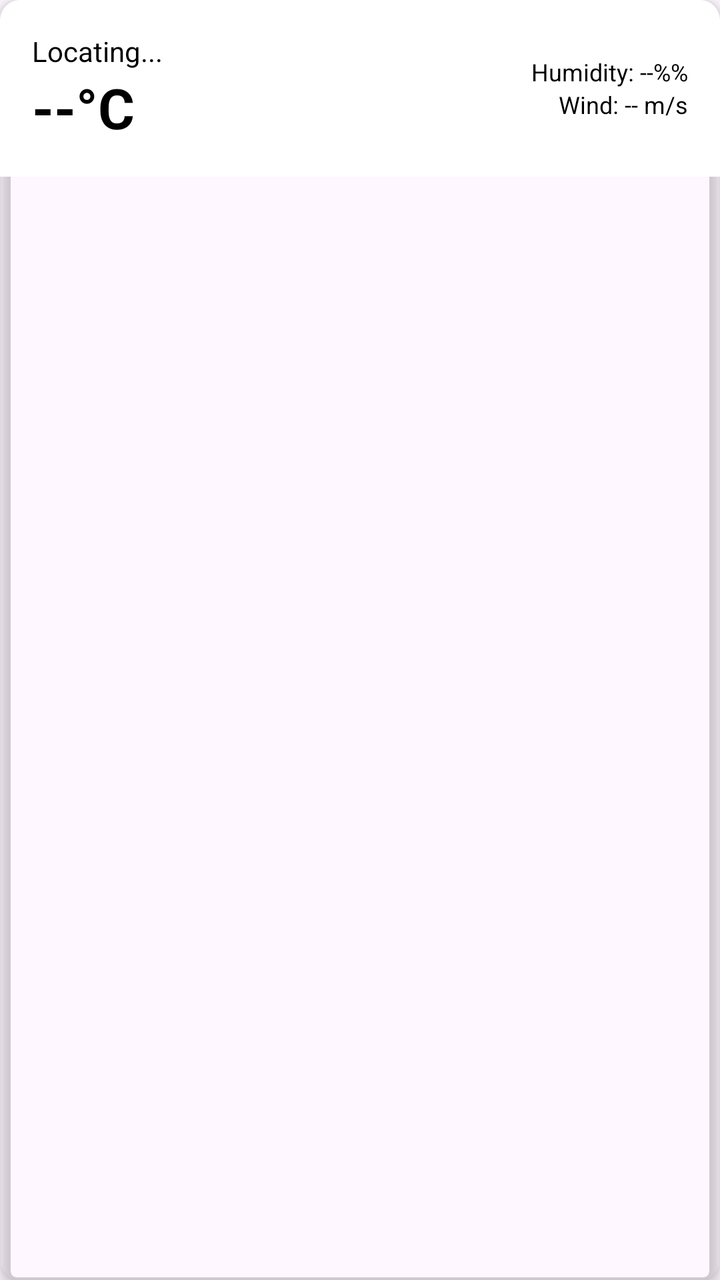
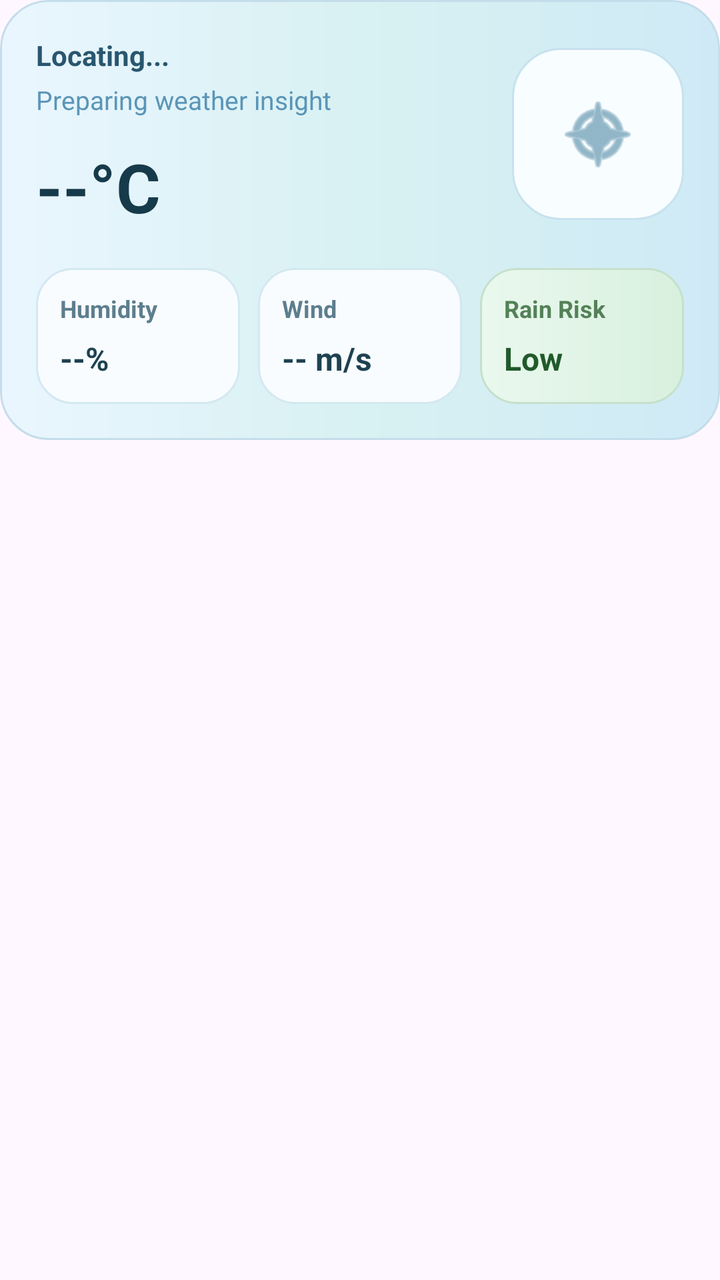

An Android layout rendered at two revisions. The XML below is the earlier revision; the diff shows what the commit changed to produce the second picture.
<!-- AndroidManifest.xml: application theme Theme.FFHR -->
<!-- res/layout/fragment_weather.xml -->
<?xml version="1.0" encoding="utf-8"?>
<androidx.cardview.widget.CardView
    xmlns:android="http://schemas.android.com/apk/res/android"
    xmlns:app="http://schemas.android.com/apk/res-auto"
    android:layout_width="match_parent"
    android:layout_height="wrap_content"
    android:layout_margin="10dp"
    app:cardCornerRadius="10dp"
    app:cardElevation="4dp"
    app:cardBackgroundColor="@android:color/transparent">

    <LinearLayout
        android:layout_width="match_parent"
        android:layout_height="wrap_content"
        android:background="#FFFF"
        android:orientation="horizontal"
        android:padding="16dp"
        android:gravity="center_vertical"
        android:baselineAligned="false">

        <LinearLayout
            android:layout_width="0dp"
            android:layout_height="wrap_content"
            android:layout_weight="1"
            android:orientation="vertical">

            <TextView
                android:id="@+id/tvLocation"
                android:layout_width="wrap_content"
                android:layout_height="wrap_content"
                android:text="@string/weather_locating"
                android:textSize="14sp"
                android:textColor="#000000"/> <TextView
            android:id="@+id/tvTemp"
            android:layout_width="wrap_content"
            android:layout_height="wrap_content"
            android:text="@string/weather_default_temp"
            android:textSize="28sp"
            android:textStyle="bold"
            android:textColor="#000000"/> </LinearLayout>

        <LinearLayout
            android:layout_width="wrap_content"
            android:layout_height="wrap_content"
            android:orientation="vertical"
            android:gravity="end">

            <TextView
                android:id="@+id/tvHumidity"
                android:layout_width="wrap_content"
                android:layout_height="wrap_content"
                android:text="@string/weather_humidity_label"
                android:textColor="#000000"
                android:textSize="12sp"/> <TextView
            android:id="@+id/tvWind"
            android:layout_width="wrap_content"
            android:layout_height="wrap_content"
            android:text="@string/weather_wind_label"
            android:textColor="#000000"
            android:textSize="12sp"/> </LinearLayout>
    </LinearLayout>
</androidx.cardview.widget.CardView>
<!-- resources referenced by this layout -->
<resources>
  <string name="weather_default_temp">--°C</string>
  <string name="weather_humidity_label">Humidity: --%%</string>
  <string name="weather_locating">Locating...</string>
  <string name="weather_wind_label">Wind: -- m/s</string>
  <style name="Theme.FFHR" parent="Base.Theme.FFHR" />
  <style name="Base.Theme.FFHR" parent="Theme.Material3.DayNight.NoActionBar">
          
          
      </style>
</resources>

<!-- the commit's change to res/layout/fragment_weather.xml (unified diff, before → after) -->
@@ -1,62 +1,171 @@
 <?xml version="1.0" encoding="utf-8"?>
-<androidx.cardview.widget.CardView
-    xmlns:android="http://schemas.android.com/apk/res/android"
+<androidx.cardview.widget.CardView xmlns:android="http://schemas.android.com/apk/res/android"
     xmlns:app="http://schemas.android.com/apk/res-auto"
     android:layout_width="match_parent"
     android:layout_height="wrap_content"
-    android:layout_margin="10dp"
-    app:cardCornerRadius="10dp"
-    app:cardElevation="4dp"
-    app:cardBackgroundColor="@android:color/transparent">
+    android:layout_margin="4dp"
+    app:cardBackgroundColor="@android:color/transparent"
+    app:cardCornerRadius="24dp"
+    app:cardElevation="0dp">
 
     <LinearLayout
         android:layout_width="match_parent"
         android:layout_height="wrap_content"
-        android:background="#FFFF"
-        android:orientation="horizontal"
-        android:padding="16dp"
-        android:gravity="center_vertical"
-        android:baselineAligned="false">
+        android:background="@drawable/bg_weather_widget"
+        android:orientation="vertical"
+        android:padding="18dp">
 
         <LinearLayout
-            android:layout_width="0dp"
+            android:layout_width="match_parent"
             android:layout_height="wrap_content"
-            android:layout_weight="1"
-            android:orientation="vertical">
+            android:gravity="center_vertical"
+            android:orientation="horizontal">
 
-            <TextView
-                android:id="@+id/tvLocation"
-                android:layout_width="wrap_content"
+            <LinearLayout
+                android:layout_width="0dp"
                 android:layout_height="wrap_content"
-                android:text="@string/weather_locating"
-                android:textSize="14sp"
-                android:textColor="#000000"/> <TextView
-            android:id="@+id/tvTemp"
-            android:layout_width="wrap_content"
-            android:layout_height="wrap_content"
-            android:text="@string/weather_default_temp"
-            android:textSize="28sp"
-            android:textStyle="bold"
-            android:textColor="#000000"/> </LinearLayout>
+                android:layout_weight="1"
+                android:orientation="vertical">
+
+                <TextView
+                    android:id="@+id/tvLocation"
+                    android:layout_width="wrap_content"
+                    android:layout_height="wrap_content"
+                    android:text="Locating..."
+                    android:textColor="#29566F"
+                    android:textSize="14sp"
+                    android:textStyle="bold" />
+
+                <TextView
+                    android:id="@+id/tvCondition"
+                    android:layout_width="wrap_content"
+                    android:layout_height="wrap_content"
+                    android:layout_marginTop="4dp"
+                    android:text="Preparing weather insight"
+                    android:textColor="#5B95B7"
+                    android:textSize="13sp" />
+
+                <TextView
+                    android:id="@+id/tvTemp"
+                    android:layout_width="wrap_content"
+                    android:layout_height="wrap_content"
+                    android:layout_marginTop="12dp"
+                    android:text="--°C"
+                    android:textColor="#163A4A"
+                    android:textSize="34sp"
+                    android:textStyle="bold" />
+            </LinearLayout>
+
+            <LinearLayout
+                android:layout_width="86dp"
+                android:layout_height="86dp"
+                android:background="@drawable/bg_weather_icon_pill"
+                android:gravity="center"
+                android:orientation="vertical"
+                android:padding="10dp">
+
+                <ImageView
+                    android:id="@+id/ivWeatherIcon"
+                    android:layout_width="42dp"
+                    android:layout_height="42dp"
+                    android:contentDescription="Weather icon"
+                    android:src="@android:drawable/ic_menu_compass"
+                    android:tint="#4D87A3" />
+            </LinearLayout>
+        </LinearLayout>
 
         <LinearLayout
-            android:layout_width="wrap_content"
+            android:layout_width="match_parent"
             android:layout_height="wrap_content"
-            android:orientation="vertical"
-            android:gravity="end">
+            android:layout_marginTop="18dp"
+            android:orientation="horizontal"
+            android:weightSum="3">
 
-            <TextView
-                android:id="@+id/tvHumidity"
-                android:layout_width="wrap_content"
+            <LinearLayout
+                android:layout_width="0dp"
                 android:layout_height="wrap_content"
-                android:text="@string/weather_humidity_label"
-                android:textColor="#000000"
-                android:textSize="12sp"/> <TextView
-            android:id="@+id/tvWind"
-            android:layout_width="wrap_content"
-            android:layout_height="wrap_content"
-            android:text="@string/weather_wind_label"
-            android:textColor="#000000"
-            android:textSize="12sp"/> </LinearLayout>
+                android:layout_weight="1"
+                android:layout_marginEnd="6dp"
+                android:background="@drawable/bg_weather_chip"
+                android:orientation="vertical"
+                android:padding="12dp">
+
+                <TextView
+                    android:layout_width="wrap_content"
+                    android:layout_height="wrap_content"
+                    android:text="Humidity"
+                    android:textColor="#5D7E8E"
+                    android:textSize="12sp"
+                    android:textStyle="bold" />
+
+                <TextView
+                    android:id="@+id/tvHumidity"
+                    android:layout_width="wrap_content"
+                    android:layout_height="wrap_content"
+                    android:layout_marginTop="6dp"
+                    android:text="--%"
+                    android:textColor="#1E4251"
+                    android:textSize="16sp"
+                    android:textStyle="bold" />
+            </LinearLayout>
+
+            <LinearLayout
+                android:layout_width="0dp"
+                android:layout_height="wrap_content"
+                android:layout_weight="1"
+                android:layout_marginStart="3dp"
+                android:layout_marginEnd="3dp"
+                android:background="@drawable/bg_weather_chip"
+                android:orientation="vertical"
+                android:padding="12dp">
+
+                <TextView
+                    android:layout_width="wrap_content"
+                    android:layout_height="wrap_content"
+                    android:text="Wind"
+                    android:textColor="#5D7E8E"
+                    android:textSize="12sp"
+                    android:textStyle="bold" />
+
+                <TextView
+                    android:id="@+id/tvWind"
+                    android:layout_width="wrap_content"
+                    android:layout_height="wrap_content"
+                    android:layout_marginTop="6dp"
+                    android:text="-- m/s"
+                    android:textColor="#1E4251"
+                    android:textSize="16sp"
+                    android:textStyle="bold" />
+            </LinearLayout>
+
+            <LinearLayout
+                android:layout_width="0dp"
+                android:layout_height="wrap_content"
+                android:layout_weight="1"
+                android:layout_marginStart="6dp"
+                android:background="@drawable/bg_weather_chip_good"
+                android:orientation="vertical"
+                android:padding="12dp">
+
+                <TextView
+                    android:layout_width="wrap_content"
+                    android:layout_height="wrap_content"
+                    android:text="Rain Risk"
+                    android:textColor="#548157"
+                    android:textSize="12sp"
+                    android:textStyle="bold" />
+
+                <TextView
+                    android:id="@+id/tvRainRisk"
+                    android:layout_width="wrap_content"
+                    android:layout_height="wrap_content"
+                    android:layout_marginTop="6dp"
+                    android:text="Low"
+                    android:textColor="#215A2A"
+                    android:textSize="16sp"
+                    android:textStyle="bold" />
+            </LinearLayout>
+
+        </LinearLayout>
     </LinearLayout>
 </androidx.cardview.widget.CardView>
<!-- resource entries referenced after the edit -->
@@ -1,9 +1,48 @@
 <!-- resources referenced by this layout -->
 <resources>
-  <string name="weather_default_temp">--°C</string>
-  <string name="weather_humidity_label">Humidity: --%%</string>
-  <string name="weather_locating">Locating...</string>
-  <string name="weather_wind_label">Wind: -- m/s</string>
+  <!-- drawable bg_weather_chip (drawable) -->
+  <?xml version="1.0" encoding="utf-8"?>
+  <shape xmlns:android="http://schemas.android.com/apk/res/android">
+      <solid android:color="#F8FCFF" />
+      <stroke
+          android:width="1dp"
+          android:color="#D4E8F0" />
+      <corners android:radius="18dp" />
+  </shape>
+  <!-- drawable bg_weather_chip_good (drawable) -->
+  <?xml version="1.0" encoding="utf-8"?>
+  <shape xmlns:android="http://schemas.android.com/apk/res/android">
+      <gradient
+          android:angle="0"
+          android:startColor="#EAF8EE"
+          android:endColor="#D8F0DE" />
+      <stroke
+          android:width="1dp"
+          android:color="#C6E0CC" />
+      <corners android:radius="18dp" />
+  </shape>
+  <!-- drawable bg_weather_icon_pill (drawable) -->
+  <?xml version="1.0" encoding="utf-8"?>
+  <shape xmlns:android="http://schemas.android.com/apk/res/android">
+      <solid android:color="#F8FDFF" />
+      <stroke
+          android:width="1dp"
+          android:color="#C7E2EE" />
+      <corners android:radius="24dp" />
+  </shape>
+  <!-- drawable bg_weather_widget (drawable) -->
+  <?xml version="1.0" encoding="utf-8"?>
+  <shape xmlns:android="http://schemas.android.com/apk/res/android">
+      <gradient
+          android:angle="0"
+          android:startColor="#EAF6FF"
+          android:centerColor="#D8F1F2"
+          android:endColor="#CFEAF6" />
+      <stroke
+          android:width="1dp"
+          android:color="#C4DDEA" />
+      <corners android:radius="24dp" />
+  </shape>
   <style name="Theme.FFHR" parent="Base.Theme.FFHR" />
   <style name="Base.Theme.FFHR" parent="Theme.Material3.DayNight.NoActionBar">
           
